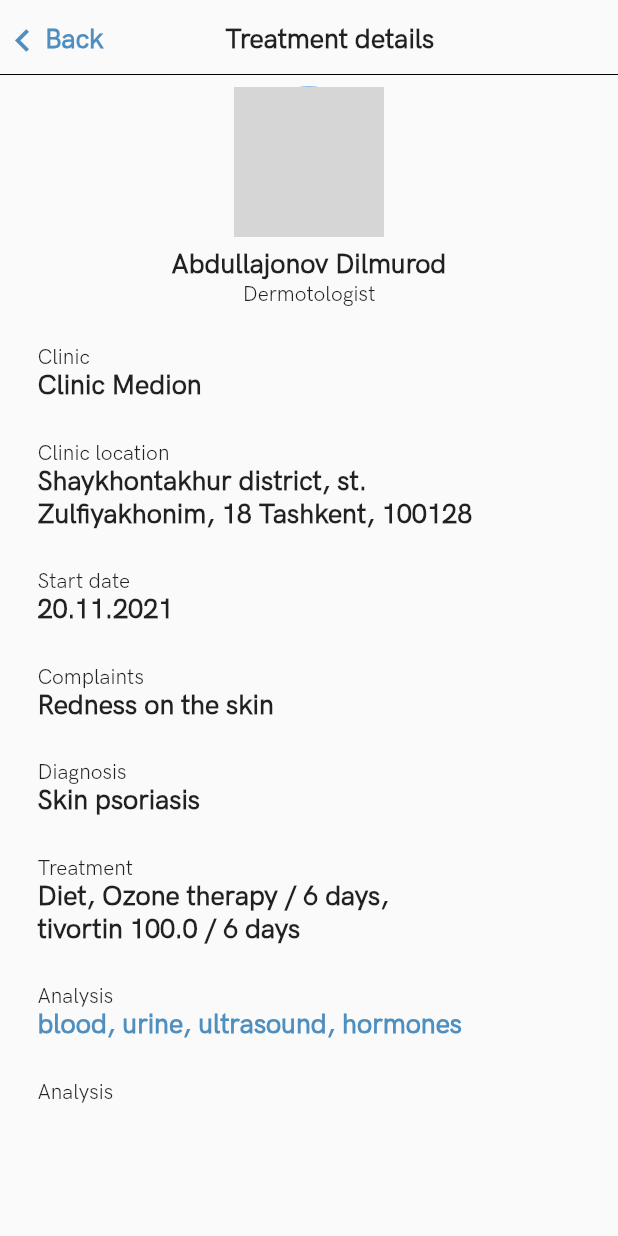
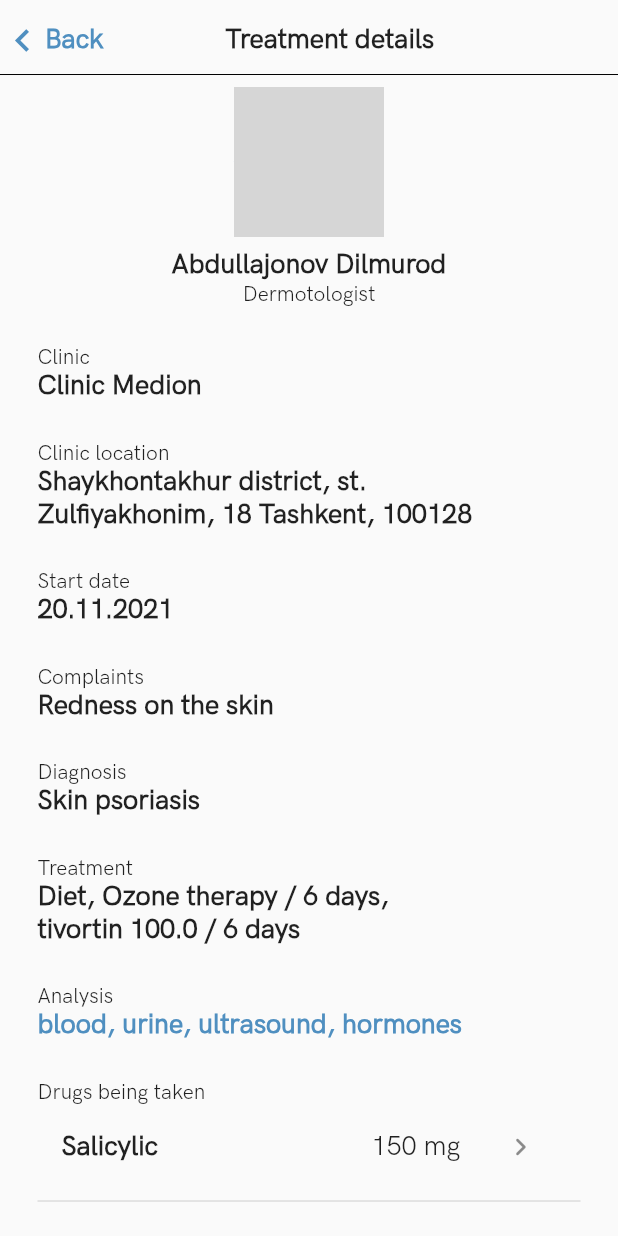
Before and after one commit to ilyosyusuf/e-med, a Flutter app: the TreatmentDetailsView screen opened directly, on a phone screen of 412 x 824 dp. Run offline on Flutter 3.47's test engine with Material 2 defaults, Android fonts, the phone set to English and light mode, and no system bars; our stand-ins replace bloc, connectivity_plus, dropdown_button2, flutter_bloc, flutter_svg, get_storage and 1 more; accounts and stored records are empty; network calls fail; project files that could hold a hidden picture were left out; grey boxes are pictures that could not be loaded.

Commit message:
tratment details page and show modal bottom sheet were added to project

```diff
--- a/lib/main.dart
+++ b/lib/main.dart
@@ -22,7 +22,7 @@ class MyApp extends StatelessWidget {
       theme: MainTheme.apptheme,
       navigatorKey: NavigationService.instance.navigatorKey,
 
-      home: HomeView()
+      home: TreatMain()
       // initialRoute: '/mainauthview',
       // onGenerateRoute: MyRoute.instance.onGenerateRoute,
     );
--- a/lib/screens/home/view/treatment_details.dart
+++ b/lib/screens/home/view/treatment_details.dart
@@ -1,7 +1,14 @@
+// ignore_for_file: sort_child_properties_last
+
+import 'package:emed/core/components/box_full_decoration.dart';
+import 'package:emed/core/components/box_only_decoration.dart';
+import 'package:emed/core/constants/colors/color_const.dart';
 import 'package:emed/core/constants/font/font_style.dart';
 import 'package:emed/core/extensions/context_extension.dart';
 import 'package:emed/widgets/appbar/app_bar_widget.dart';
 import 'package:emed/widgets/buttons/back_button.dart';
+import 'package:emed/widgets/listtilewidgets/drug_list_tile_widget.dart';
+import 'package:emed/widgets/listtilewidgets/list_tile_widget.dart';
 import 'package:flutter/material.dart';
 import 'package:flutter/src/foundation/key.dart';
 import 'package:flutter/src/widgets/framework.dart';
@@ -72,7 +79,19 @@ class TreatmentDetailsView extends StatelessWidget {
                             Text("blood, urine, ultrasound, hormones",
                                 style: FStyles.headline3blue),
                             SizedBox(height: context.h * 0.03),
-                            Text("Analysis"),
+                            Text("Drugs being taken"),
+                            DrugListTileWidget(
+                              title: "Salicylic",
+                              mg: "150 mg",
+                            ),
+                            DrugListTileWidget(
+                              title: "Calcipotriol",
+                              mg: "500 mg",
+                            ),
+                            DrugListTileWidget(
+                              title: "Tazorac",
+                              mg: "100 mg",
+                            ),
                           ],
                         ),
                       ),
--- a/lib/widgets/calendar_widget.dart
+++ b/lib/widgets/calendar_widget.dart
@@ -1,4 +1,6 @@
 import 'package:emed/core/constants/colors/color_const.dart';
+import 'package:emed/screens/home/view/pages/service/data_service.dart';
+import 'package:emed/screens/home/view/pages/service/meeting_service.dart';
 import 'package:emed/services/get_storage_service.dart';
 import 'package:flutter/src/widgets/framework.dart';
 import 'package:syncfusion_flutter_calendar/calendar.dart';
--- /dev/null
+++ b/lib/widgets/listtilewidgets/drug_list_tile_widget.dart
@@ -0,0 +1,43 @@
+import 'package:emed/core/constants/font/font_style.dart';
+import 'package:emed/widgets/showmodal/showmodal_widget.dart';
+import 'package:flutter/material.dart';
+
+class DrugListTileWidget extends StatelessWidget {
+  String title;
+  String mg;
+  DrugListTileWidget({
+    Key? key,
+    required this.title,
+    required this.mg,
+  }) : super(key: key);
+
+  @override
+  Widget build(BuildContext context) {
+    return Column(
+      children: [
+        ListTile(
+          title: Row(
+            children: [
+              Text(title, style: FStyles.headline3s),
+              Spacer(),
+              Text(
+                mg,
+                style: FStyles.headline4s,
+              ),
+            ],
+          ),
+          trailing: SizedBox(
+            child: IconButton(
+                onPressed: () {}, icon: Icon(Icons.chevron_right_rounded)),
+          ),
+          onTap: () {
+            ShowModalWidget.showModal(context, title, mg);
+          },
+        ),
+        Divider(
+          thickness: 1,
+        )
+      ],
+    );
+  }
+}
```
Also changed, not shown: lib/screens/home/view/home_view.dart (+33 -33 lines), lib/screens/home/view/pages/main_treatment.dart (added, +12 -0 lines), lib/widgets/listtilewidgets/list_tile_treatment.dart (+41 -41 lines), lib/widgets/showmodal/showmodal_widget.dart (added, +73 -0 lines).
